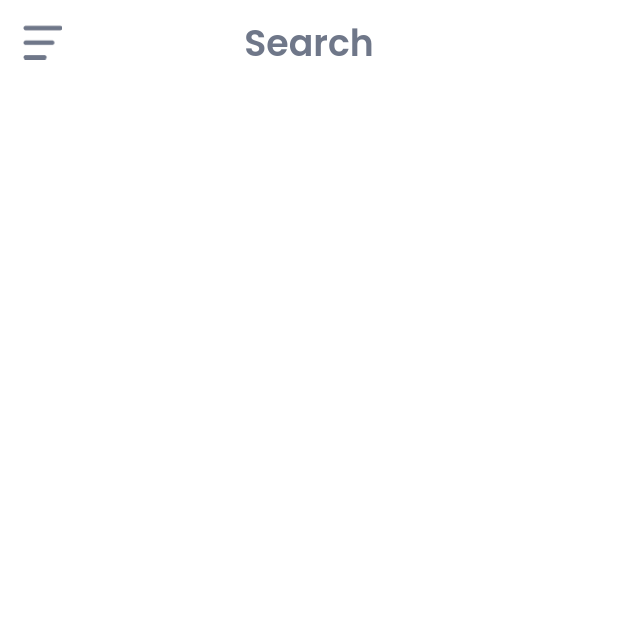
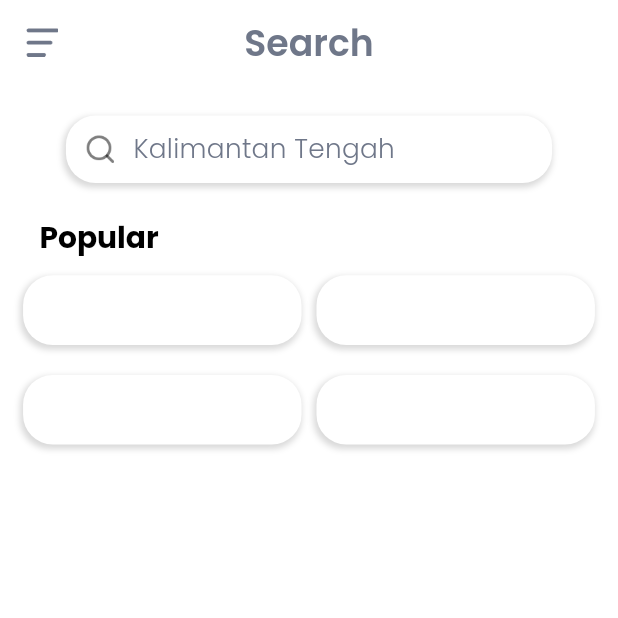
Before and after one commit to fathulaziss/pergi_makan, a Flutter app: the screen it shows after launch, on a phone screen of 412 x 824 dp, the top half of it. Run offline on Flutter 3.47's test engine with Material 2 defaults, Android fonts, the light colour scheme and no system bars; our stand-ins replace flutter_screenutil, get, google_fonts.

Commit message:
add home page

```diff
--- /dev/null
+++ b/lib/features/home/components/input_search.dart
@@ -0,0 +1,45 @@
+import 'package:flutter/material.dart';
+import 'package:flutter_screenutil/flutter_screenutil.dart';
+import 'package:pergi_makan/shared/constants/assets.dart';
+import 'package:pergi_makan/shared/constants/styles.dart';
+import 'package:pergi_makan/shared/widgets/cards/card_rounded.dart';
+
+class InputSearch extends StatefulWidget {
+  const InputSearch({Key? key}) : super(key: key);
+
+  @override
+  State<InputSearch> createState() => _InputSearchState();
+}
+
+class _InputSearchState extends State<InputSearch> {
+  var controllerSearch = TextEditingController();
+
+  @override
+  Widget build(BuildContext context) {
+    return CardRounded(
+      width: double.infinity,
+      shadow: Shadows.shadowsUp,
+      padding: EdgeInsets.symmetric(vertical: 8.h),
+      margin: EdgeInsets.symmetric(horizontal: 40.w, vertical: 20.h),
+      child: TextFormField(
+        style: TextStyles.blackNormal.copyWith(fontSize: FontSizes.s16),
+        autofocus: false,
+        obscureText: false,
+        keyboardType: TextInputType.name,
+        autovalidateMode: AutovalidateMode.onUserInteraction,
+        textCapitalization: TextCapitalization.none,
+        enableInteractiveSelection: true,
+        cursorColor: AppColors.primaryColor,
+        controller: controllerSearch,
+        onChanged: (value) {},
+        decoration: inputDecoration(
+          hintText: 'Kalimantan Tengah',
+          prefixIcon: Padding(
+            padding: EdgeInsets.symmetric(horizontal: 10.w),
+            child: Image.asset(AppIcons.icSearch, width: 20.w),
+          ),
+        ),
+      ),
+    );
+  }
+}
--- a/lib/features/home/page_home.dart
+++ b/lib/features/home/page_home.dart
@@ -1,8 +1,10 @@
 import 'package:flutter/material.dart';
 import 'package:flutter_screenutil/flutter_screenutil.dart';
+import 'package:pergi_makan/features/home/components/input_search.dart';
 import 'package:pergi_makan/shared/constants/assets.dart';
 import 'package:pergi_makan/shared/constants/styles.dart';
 import 'package:pergi_makan/shared/widgets/appbar/appbar.dart';
+import 'package:pergi_makan/shared/widgets/cards/card_rounded.dart';
 
 class PageHome extends StatelessWidget {
   const PageHome({Key? key}) : super(key: key);
@@ -18,13 +20,46 @@ class PageHome extends StatelessWidget {
         leadingIcon: IconButton(
           padding: EdgeInsets.zero,
           onPressed: () {},
-          icon: Image.asset(AppIcons.icMenu, width: 24.w),
+          icon: Image.asset(AppIcons.icMenu, width: 20.w),
         ),
       ),
       body: SizedBox(
         width: double.infinity,
-        child: Column(
-          children: [],
+        child: Flex(
+          direction: Axis.vertical,
+          crossAxisAlignment: CrossAxisAlignment.start,
+          children: [
+            const InputSearch(),
+            Padding(
+              padding: EdgeInsets.symmetric(horizontal: 24.w),
+              child: Text('Popular',
+                  style:
+                      TextStyles.blackBold.copyWith(fontSize: FontSizes.s18)),
+            ),
+            Expanded(
+              child: GridView.builder(
+                physics: const NeverScrollableScrollPhysics(),
+                padding: EdgeInsets.symmetric(horizontal: 14.w, vertical: 10.h),
+                shrinkWrap: true,
+                gridDelegate: const SliverGridDelegateWithFixedCrossAxisCount(
+                  crossAxisCount: 2,
+                  childAspectRatio: 4,
+                  mainAxisSpacing: 20,
+                  crossAxisSpacing: 10,
+                ),
+                itemCount: 4,
+                itemBuilder: (context, index) {
+                  return CardRounded(
+                    height: 50.h,
+                    shadow: Shadows.shadowsUp,
+                    backgroundColor: AppColors.whiteColor,
+                    margin: EdgeInsets.zero,
+                    padding: EdgeInsets.zero,
+                  );
+                },
+              ),
+            )
+          ],
         ),
       ),
     );
--- a/lib/shared/constants/assets.dart
+++ b/lib/shared/constants/assets.dart
@@ -6,4 +6,5 @@ class AppImages {
 
 class AppIcons {
   static String icMenu = 'assets/icons/ic_menu.png';
+  static String icSearch = 'assets/icons/ic_search.png';
 }
--- a/lib/shared/constants/styles.dart
+++ b/lib/shared/constants/styles.dart
@@ -74,27 +74,27 @@ class Corners {
 
 class BorderStyles {
   static OutlineInputBorder enableTextField = OutlineInputBorder(
-    borderSide: BorderSide(color: AppColors.primaryColor2, width: 1),
+    borderSide: const BorderSide(color: Colors.transparent, width: 1),
     borderRadius: Corners.xlBorder,
   );
 
   static OutlineInputBorder focusTextField = OutlineInputBorder(
-    borderSide: BorderSide(color: AppColors.primaryColor, width: 1),
+    borderSide: const BorderSide(color: Colors.transparent, width: 1),
     borderRadius: Corners.xlBorder,
   );
 
   static OutlineInputBorder disableTextField = OutlineInputBorder(
-    borderSide: BorderSide(color: AppColors.primaryColor2, width: 1),
+    borderSide: const BorderSide(color: Colors.transparent, width: 1),
     borderRadius: Corners.xlBorder,
   );
 
   static OutlineInputBorder errorTextField = OutlineInputBorder(
-    borderSide: BorderSide(color: AppColors.redColor, width: 1),
+    borderSide: const BorderSide(color: Colors.transparent, width: 1),
     borderRadius: Corners.xlBorder,
   );
 
   static OutlineInputBorder focusedErrorBorder = OutlineInputBorder(
-    borderSide: BorderSide(color: AppColors.redColor, width: 1),
+    borderSide: const BorderSide(color: Colors.transparent, width: 1),
     borderRadius: Corners.xlBorder,
   );
 }
@@ -113,11 +113,10 @@ InputDecoration inputDecoration(
     focusedErrorBorder: BorderStyles.focusedErrorBorder,
     errorMaxLines: 5,
     prefixIconConstraints:
-        BoxConstraints(minHeight: Sizes.lg, minWidth: Sizes.lg),
+        BoxConstraints(minHeight: Sizes.med, minWidth: Sizes.med),
     suffixIconConstraints:
-        BoxConstraints(minHeight: Sizes.lg, minWidth: Sizes.lg),
-    contentPadding:
-        EdgeInsets.symmetric(horizontal: Insets.xl, vertical: Insets.med),
+        BoxConstraints(minHeight: Sizes.med, minWidth: Sizes.med),
+    contentPadding: EdgeInsets.zero,
     hintStyle: TextStyles.greyLight.copyWith(
         letterSpacing: 0.2,
         fontSize: FontSizes.s16,
@@ -153,10 +152,10 @@ class Shadows {
 
   static List<BoxShadow> get shadowsUp => [
         BoxShadow(
-            color: AppColors.primaryColor.withOpacity(.15),
+            color: AppColors.blackColor.withOpacity(.15),
             spreadRadius: 1,
             blurRadius: 3,
-            offset: const Offset(-1, 0)),
+            offset: const Offset(-1, 2)),
       ];
 }
 
```
Also changed, not shown: assets/icons/ic_search.png (added).
